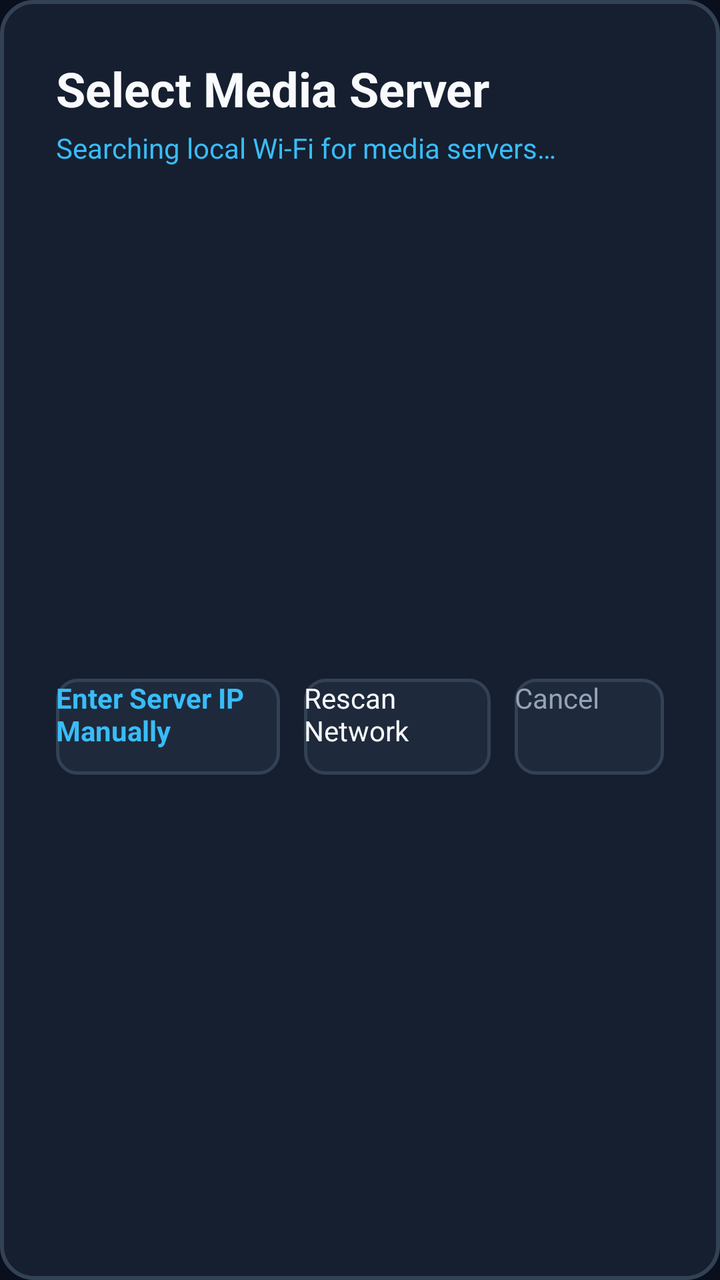
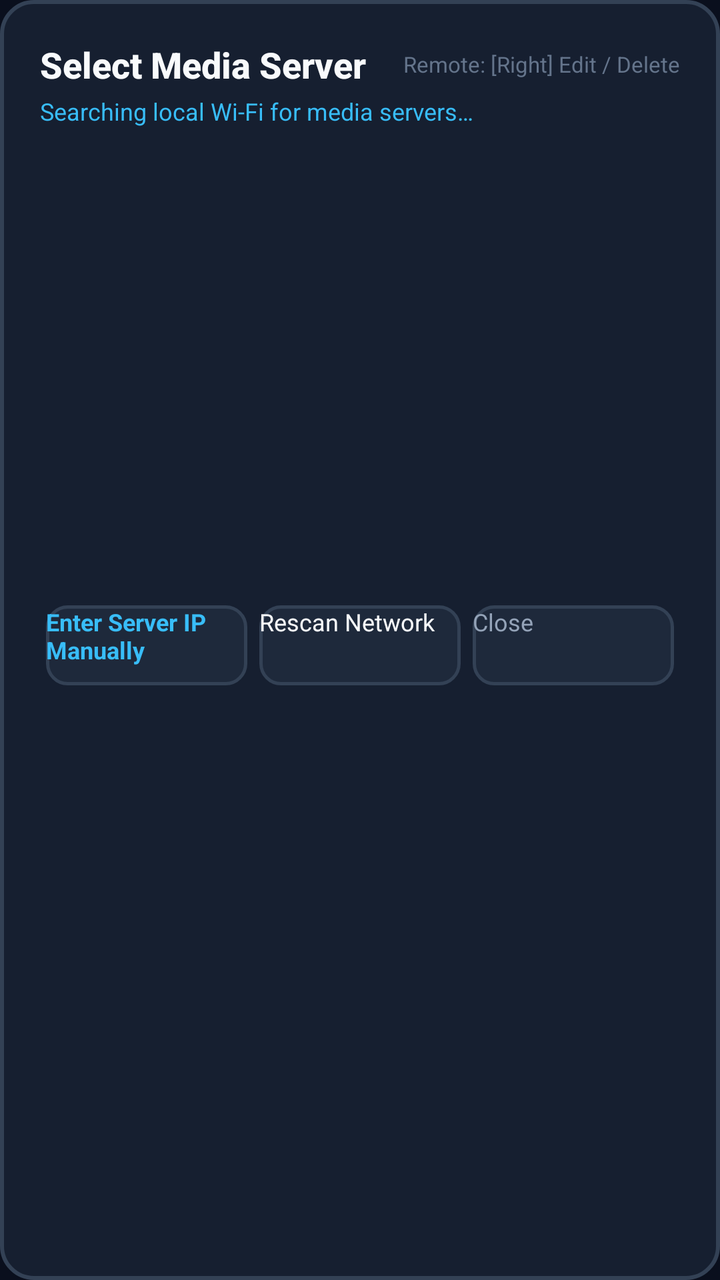

An Android layout rendered at two revisions. The XML below is the earlier revision; the diff shows what the commit changed to produce the second picture.
<!-- AndroidManifest.xml: application theme Theme.Leanback.TvClient -->
<!-- res/layout/dialog_server_select.xml -->
<?xml version="1.0" encoding="utf-8"?>
<LinearLayout xmlns:android="http://schemas.android.com/apk/res/android"
    android:layout_width="650dp"
    android:layout_height="wrap_content"
    android:background="@drawable/bg_dialog_rounded"
    android:orientation="vertical"
    android:padding="28dp">

    
    <TextView
        android:id="@+id/tvSelectTitle"
        android:layout_width="wrap_content"
        android:layout_height="wrap_content"
        android:text="@string/server_select_title"
        android:textColor="@color/tv_text_primary"
        android:textSize="24sp"
        android:textStyle="bold" />

    <TextView
        android:id="@+id/tvDiscoveryStatus"
        android:layout_width="wrap_content"
        android:layout_height="wrap_content"
        android:layout_marginTop="4dp"
        android:text="@string/server_searching"
        android:textColor="@color/tv_accent"
        android:textSize="14sp" />

    
    <androidx.recyclerview.widget.RecyclerView
        android:id="@+id/rvServers"
        android:layout_width="match_parent"
        android:layout_height="220dp"
        android:layout_marginTop="16dp"
        android:clipToPadding="false"
        android:focusable="true"
        android:scrollbars="vertical" />

    
    <TextView
        android:id="@+id/tvEmptyMessage"
        android:layout_width="match_parent"
        android:layout_height="100dp"
        android:gravity="center"
        android:text="@string/no_servers_found"
        android:textColor="@color/tv_text_muted"
        android:textSize="15sp"
        android:visibility="gone" />

    
    <LinearLayout
        android:layout_width="match_parent"
        android:layout_height="wrap_content"
        android:layout_marginTop="20dp"
        android:orientation="horizontal">

        <Button
            android:id="@+id/btnManualIp"
            android:layout_width="0dp"
            android:layout_height="48dp"
            android:layout_marginEnd="6dp"
            android:layout_weight="1.2"
            android:background="@drawable/selector_tv_button"
            android:focusable="true"
            android:text="@string/manual_connect"
            android:textColor="@color/tv_accent"
            android:textSize="14sp"
            android:textStyle="bold" />

        <Button
            android:id="@+id/btnRescan"
            android:layout_width="0dp"
            android:layout_height="48dp"
            android:layout_marginStart="6dp"
            android:layout_marginEnd="6dp"
            android:layout_weight="1"
            android:background="@drawable/selector_tv_button"
            android:focusable="true"
            android:text="@string/btn_rescan"
            android:textColor="@color/tv_text_primary"
            android:textSize="14sp" />

        <Button
            android:id="@+id/btnDismiss"
            android:layout_width="0dp"
            android:layout_height="48dp"
            android:layout_marginStart="6dp"
            android:layout_weight="0.8"
            android:background="@drawable/selector_tv_button"
            android:focusable="true"
            android:text="@string/btn_cancel"
            android:textColor="@color/tv_text_secondary"
            android:textSize="14sp" />
    </LinearLayout>

</LinearLayout>
<!-- resources referenced by this layout -->
<resources>
  <color name="tv_accent">#38BDF8</color>
  <color name="tv_text_muted">#64748B</color>
  <color name="tv_text_primary">#F8FAFC</color>
  <color name="tv_text_secondary">#94A3B8</color>
  <!-- drawable bg_dialog_rounded (drawable) -->
  <?xml version="1.0" encoding="utf-8"?>
  <shape xmlns:android="http://schemas.android.com/apk/res/android"
      android:shape="rectangle">
      <solid android:color="@color/tv_surface" />
      <corners android:radius="16dp" />
      <stroke
          android:width="2dp"
          android:color="@color/tv_card_border" />
  </shape>
  <!-- drawable selector_tv_button (drawable) -->
  <?xml version="1.0" encoding="utf-8"?>
  <selector xmlns:android="http://schemas.android.com/apk/res/android">
      <item android:state_focused="true" android:drawable="@drawable/bg_tv_button_focused" />
      <item android:state_pressed="true" android:drawable="@drawable/bg_tv_button_focused" />
      <item android:drawable="@drawable/bg_tv_button_normal" />
  </selector>
  <string name="btn_cancel">Cancel</string>
  <string name="btn_rescan">Rescan Network</string>
  <string name="manual_connect">Enter Server IP Manually</string>
  <string name="no_servers_found">No servers discovered automatically.</string>
  <string name="server_searching">Searching local Wi-Fi for media servers…</string>
  <string name="server_select_title">Select Media Server</string>
  <style name="Theme.Leanback.TvClient" parent="Theme.Leanback">
          <item name="colorPrimary">@color/tv_accent</item>
          <item name="colorPrimaryDark">@color/tv_bg_dark</item>
          <item name="colorAccent">@color/tv_accent</item>
          <item name="defaultBrandColor">@color/tv_bg_default</item>
          <item name="android:windowBackground">@color/tv_bg_default</item>
      </style>
  <color name="tv_surface">#161F30</color>
  <color name="tv_card_border">#334155</color>
  <!-- drawable bg_tv_button_focused (drawable) -->
  <?xml version="1.0" encoding="utf-8"?>
  <shape xmlns:android="http://schemas.android.com/apk/res/android"
      android:shape="rectangle">
      <solid android:color="@color/tv_surface_focused" />
      <corners android:radius="10dp" />
      <stroke
          android:width="2.5dp"
          android:color="@color/tv_accent" />
  </shape>
  <!-- drawable bg_tv_button_normal (drawable) -->
  <?xml version="1.0" encoding="utf-8"?>
  <shape xmlns:android="http://schemas.android.com/apk/res/android"
      android:shape="rectangle">
      <solid android:color="@color/tv_surface_elevated" />
      <corners android:radius="10dp" />
      <stroke
          android:width="1.5dp"
          android:color="@color/tv_card_border" />
  </shape>
  <color name="tv_bg_dark">#060911</color>
  <color name="tv_bg_default">#0A0F1D</color>
  <color name="tv_surface_focused">#26354D</color>
  <color name="tv_surface_elevated">#1E293B</color>
</resources>

<!-- the commit's change to res/layout/dialog_server_select.xml (unified diff, before → after) -->
@@ -1,37 +1,54 @@
 <?xml version="1.0" encoding="utf-8"?>
 <LinearLayout xmlns:android="http://schemas.android.com/apk/res/android"
-    android:layout_width="650dp"
+    android:layout_width="match_parent"
     android:layout_height="wrap_content"
     android:background="@drawable/bg_dialog_rounded"
     android:orientation="vertical"
-    android:padding="28dp">
+    android:padding="20dp">
 
     
-    <TextView
-        android:id="@+id/tvSelectTitle"
-        android:layout_width="wrap_content"
+    <LinearLayout
+        android:layout_width="match_parent"
         android:layout_height="wrap_content"
-        android:text="@string/server_select_title"
-        android:textColor="@color/tv_text_primary"
-        android:textSize="24sp"
-        android:textStyle="bold" />
+        android:gravity="center_vertical"
+        android:orientation="horizontal">
+
+        <TextView
+            android:id="@+id/tvSelectTitle"
+            android:layout_width="0dp"
+            android:layout_height="wrap_content"
+            android:layout_weight="1"
+            android:fontFamily="sans-serif-medium"
+            android:text="@string/server_select_title"
+            android:textColor="@color/tv_text_primary"
+            android:textSize="18sp"
+            android:textStyle="bold" />
+
+        <TextView
+            android:layout_width="wrap_content"
+            android:layout_height="wrap_content"
+            android:text="Remote: [Right] Edit / Delete"
+            android:textColor="@color/tv_text_muted"
+            android:textSize="11sp" />
+    </LinearLayout>
 
     <TextView
         android:id="@+id/tvDiscoveryStatus"
         android:layout_width="wrap_content"
         android:layout_height="wrap_content"
-        android:layout_marginTop="4dp"
+        android:layout_marginTop="3dp"
         android:text="@string/server_searching"
         android:textColor="@color/tv_accent"
-        android:textSize="14sp" />
+        android:textSize="12sp" />
 
     
     <androidx.recyclerview.widget.RecyclerView
         android:id="@+id/rvServers"
         android:layout_width="match_parent"
-        android:layout_height="220dp"
-        android:layout_marginTop="16dp"
+        android:layout_height="210dp"
+        android:layout_marginTop="12dp"
         android:clipToPadding="false"
+        android:fadeScrollbars="true"
         android:focusable="true"
         android:scrollbars="vertical" />
 
@@ -40,56 +57,57 @@
         android:id="@+id/tvEmptyMessage"
         android:layout_width="match_parent"
         android:layout_height="100dp"
+        android:layout_marginTop="12dp"
         android:gravity="center"
+        android:lineSpacingExtra="3dp"
         android:text="@string/no_servers_found"
         android:textColor="@color/tv_text_muted"
-        android:textSize="15sp"
+        android:textSize="13sp"
         android:visibility="gone" />
 
     
     <LinearLayout
         android:layout_width="match_parent"
         android:layout_height="wrap_content"
-        android:layout_marginTop="20dp"
+        android:layout_marginTop="14dp"
         android:orientation="horizontal">
 
         <Button
             android:id="@+id/btnManualIp"
             android:layout_width="0dp"
-            android:layout_height="48dp"
-            android:layout_marginEnd="6dp"
-            android:layout_weight="1.2"
+            android:layout_height="40dp"
+            android:layout_margin="3dp"
+            android:layout_weight="1"
             android:background="@drawable/selector_tv_button"
             android:focusable="true"
             android:text="@string/manual_connect"
             android:textColor="@color/tv_accent"
-            android:textSize="14sp"
+            android:textSize="12sp"
             android:textStyle="bold" />
 
         <Button
             android:id="@+id/btnRescan"
             android:layout_width="0dp"
-            android:layout_height="48dp"
-            android:layout_marginStart="6dp"
-            android:layout_marginEnd="6dp"
+            android:layout_height="40dp"
+            android:layout_margin="3dp"
             android:layout_weight="1"
             android:background="@drawable/selector_tv_button"
             android:focusable="true"
             android:text="@string/btn_rescan"
             android:textColor="@color/tv_text_primary"
-            android:textSize="14sp" />
+            android:textSize="12sp" />
 
         <Button
             android:id="@+id/btnDismiss"
             android:layout_width="0dp"
-            android:layout_height="48dp"
-            android:layout_marginStart="6dp"
-            android:layout_weight="0.8"
+            android:layout_height="40dp"
+            android:layout_margin="3dp"
+            android:layout_weight="1"
             android:background="@drawable/selector_tv_button"
             android:focusable="true"
-            android:text="@string/btn_cancel"
+            android:text="@string/btn_close"
             android:textColor="@color/tv_text_secondary"
-            android:textSize="14sp" />
+            android:textSize="12sp" />
     </LinearLayout>
 
 </LinearLayout>
<!-- resource entries referenced after the edit -->
@@ -21,7 +21,7 @@
       <item android:state_pressed="true" android:drawable="@drawable/bg_tv_button_focused" />
       <item android:drawable="@drawable/bg_tv_button_normal" />
   </selector>
-  <string name="btn_cancel">Cancel</string>
+  <string name="btn_close">Close</string>
   <string name="btn_rescan">Rescan Network</string>
   <string name="manual_connect">Enter Server IP Manually</string>
   <string name="no_servers_found">No servers discovered automatically.</string>
